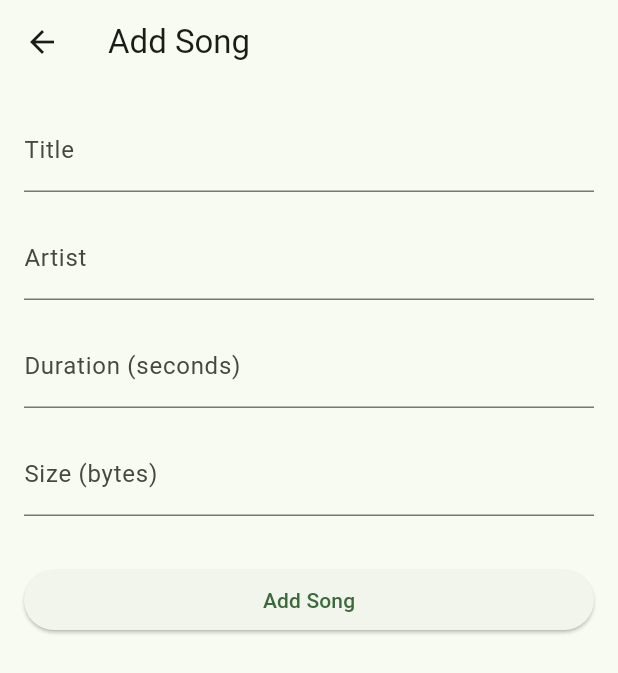
After one commit to IgorBayerl/flutter-music-app, a Flutter app: the AddSongPage screen opened directly, on a phone screen of 412 x 824 dp. The commit adds this screen. Shown: the top 673 px of the screen. Run offline on Flutter 3.47's test engine with Material 2 defaults, Android fonts, the phone set to English and light mode, and no system bars; our stand-ins replace audio_service, audio_video_progress_bar, dio, flutter_secure_storage, get_it, just_audio and 1 more; accounts and stored records are empty; network calls fail; statements that could not run were skipped.

```diff
--- a/lib/main.dart
+++ b/lib/main.dart
@@ -1,5 +1,6 @@
 import 'package:flutter/material.dart';
 import 'package:flutter_audio_service_demo/pages/downloaded/downloaded.dart';
+import 'package:flutter_audio_service_demo/pages/library/library_page.dart';
 import 'pages/settings/settings_page.dart';
 import 'pages/test_page/test_page.dart';
 import 'services/page_manager.dart';
@@ -21,7 +22,8 @@ class _MyAppState extends State<MyApp> {
   int _selectedPage = 1;
   final List<Widget> _pages = [
     // DownloadedSongsWidget(),
-    TestPage(),
+    // TestPage(),
+    LibraryPage(),
     MusicPlayer(),
     SettingsPage(),
   ];
--- /dev/null
+++ b/lib/pages/library/add_song_page.dart
@@ -0,0 +1,96 @@
+import 'package:flutter/material.dart';
+
+import '../../models/song.dart';
+
+class AddSongPage extends StatefulWidget {
+  const AddSongPage({Key? key}) : super(key: key);
+
+  @override
+  _AddSongPageState createState() => _AddSongPageState();
+}
+
+class _AddSongPageState extends State<AddSongPage> {
+  final TextEditingController _titleController = TextEditingController();
+  final TextEditingController _artistController = TextEditingController();
+  final TextEditingController _durationController = TextEditingController();
+  final TextEditingController _sizeInBytesController = TextEditingController();
+
+  @override
+  Widget build(BuildContext context) {
+    return Scaffold(
+      appBar: AppBar(
+        title: Text('Add Song'),
+      ),
+      body: Padding(
+        padding: const EdgeInsets.all(16.0),
+        child: Column(
+          crossAxisAlignment: CrossAxisAlignment.stretch,
+          children: [
+            TextField(
+              controller: _titleController,
+              decoration: InputDecoration(
+                labelText: 'Title',
+              ),
+            ),
+            SizedBox(height: 16.0),
+            TextField(
+              controller: _artistController,
+              decoration: InputDecoration(
+                labelText: 'Artist',
+              ),
+            ),
+            SizedBox(height: 16.0),
+            TextField(
+              controller: _durationController,
+              keyboardType: TextInputType.number,
+              decoration: InputDecoration(
+                labelText: 'Duration (seconds)',
+              ),
+            ),
+            SizedBox(height: 16.0),
+            TextField(
+              controller: _sizeInBytesController,
+              keyboardType: TextInputType.number,
+              decoration: InputDecoration(
+                labelText: 'Size (bytes)',
+              ),
+            ),
+            SizedBox(height: 32.0),
+            ElevatedButton(
+              onPressed: () {
+                String title = _titleController.text;
+                String artist = _artistController.text;
+                int duration = int.tryParse(_durationController.text) ?? 0;
+                int sizeInBytes =
+                    int.tryParse(_sizeInBytesController.text) ?? 0;
+
+                if (title.isNotEmpty &&
+                    artist.isNotEmpty &&
+                    duration > 0 &&
+                    sizeInBytes > 0) {
+                  Song song = Song(
+                    id: DateTime.now().millisecondsSinceEpoch.toString(),
+                    title: title,
+                    artist: artist,
+                    duration: Duration(seconds: duration),
+                    sizeInBytes: sizeInBytes,
+                    album: '',
+                    remotePath: '',
+                  );
+                  Navigator.pop(context);
+                } else {
+                  ScaffoldMessenger.of(context).showSnackBar(
+                    SnackBar(
+                      content: Text('Please fill in all fields.'),
+                    ),
+                  );
+                }
+              },
+              child: Text('Add Song'),
+            ),
+          ],
+        ),
+      ),
+    );
+  }
+}
--- a/lib/pages/test_page/test_page.dart
+++ b/lib/pages/test_page/test_page.dart
@@ -1,6 +1,6 @@
 import 'package:flutter/material.dart';
 
-import '../../models/Playlist.dart';
+import '../../models/playlist.dart';
 import '../../models/song.dart';
 
 class TestPage extends StatefulWidget {
@@ -39,6 +39,15 @@ class _TestPageState extends State<TestPage> {
       duration: Duration(seconds: 300),
       sizeInBytes: 10000000,
     ),
+    Song(
+      id: '4',
+      title: 'Song 4',
+      album: 'Album 4',
+      artist: 'Artist 4',
+      remotePath: 'https://example.com/song4.mp3',
+      duration: Duration(seconds: 400),
+      sizeInBytes: 10000000,
+    ),
   ];
 
   final Playlist _playlist = Playlist(
@@ -74,7 +83,7 @@ class _TestPageState extends State<TestPage> {
               onPressed: () {
                 // Add a song to the playlist
                 setState(() {
-                  _playlist.addSong(_songs[0]);
+                  _playlist.addSong(_songs[_playlist.songs.length]);
                 });
               },
               child: Text('Add Song to Playlist'),
@@ -83,7 +92,7 @@ class _TestPageState extends State<TestPage> {
               onPressed: () {
                 // Remove a song from the playlist
                 setState(() {
-                  _playlist.removeSong('1');
+                  _playlist.removeSong(_playlist.songs.last.id.toString());
                 });
               },
               child: Text('Remove Song from Playlist'),
@@ -101,9 +110,18 @@ class _TestPageState extends State<TestPage> {
                   return ListTile(
                     title: Text(song.title),
                     subtitle: Text(song.artist),
+                    trailing: FloatingActionButton(
+                      child: Icon(Icons.delete),
+                      onPressed: () {
+                        // Remove the song from the playlist
+                        setState(() {
+                          _playlist.removeSong(song.id.toString());
+                        });
+                      },
+                    ),
                     onTap: () {
                       // Play the song
-                      print('Playing ${song.title}');
+                      print('Pressed ${song.title}');
                     },
                   );
                 },
```
Also changed, not shown: lib/models/library.dart (added, +63 -0 lines), lib/pages/library/library_page.dart (added, +254 -0 lines), 1 other file.
